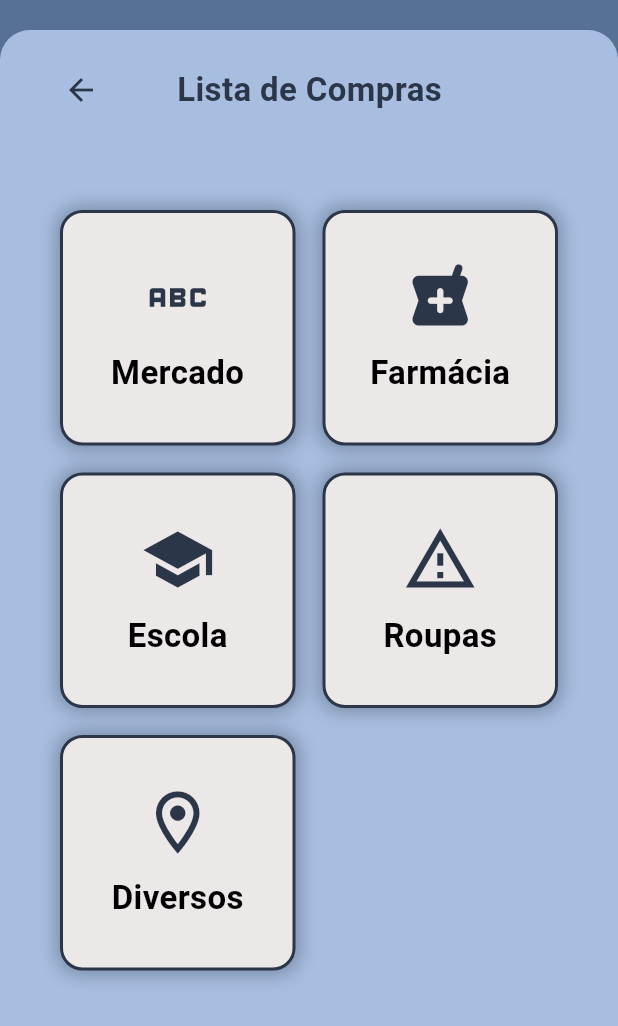
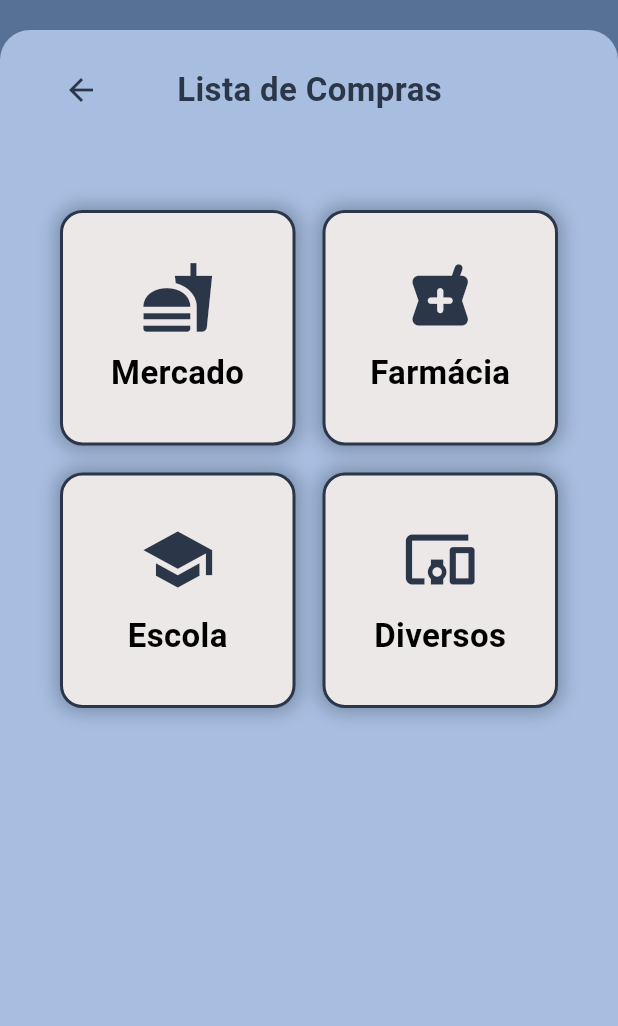
Before and after one commit to NicolasKLange/App-Family-Home, a Flutter app: the ShoppingScreen screen opened by its route, on a phone screen of 412 x 824 dp, the part 210-1236 px from its top. Run offline on Flutter 3.47's test engine with Material 3 defaults, Android fonts, the light colour scheme and no system bars; our stand-ins replace flutter_spinkit.

Commit message:
editando tela de lista

```diff
--- a/lib/main.dart
+++ b/lib/main.dart
@@ -17,7 +17,6 @@ import './services/shopping/supermarket.dart';
 import './services/shopping/others.dart';
 import './services/shopping/pharmacy.dart';
 import './services/shopping/school.dart';
-import './services/shopping/clothes.dart';
 
 void main() async {
   // INICIALIZA OPERAÇÕES ASSÍNCRONAS
@@ -60,7 +59,6 @@ class MyApp extends StatelessWidget {
         '/locationScreen': (context) => const LocationScreen(),
         '/supermarketScreen': (context) => const SupermarketScreen(),
         '/pharmacyScreen': (context) => const PharmacyScreen(),
-        '/clothesScreen': (context) => const ClothesScreen(),
         '/schoolScreen': (context) => const SchoolScreen(),
         '/othersScreen': (context) => const OthersScreen(),
       },
--- a/lib/services/shopping/shopping.dart
+++ b/lib/services/shopping/shopping.dart
@@ -51,16 +51,14 @@ class _ShoppingScreenState extends State<ShoppingScreen> {
                   padding: const EdgeInsets.all(40),
                   childAspectRatio: 1,
                   children: [
-                    _buildDashboardButton(
-                        context, 'Mercado', Icons.abc, '/supermarketScreen'),
+                    _buildDashboardButton(context, 'Mercado', Icons.fastfood,
+                        '/supermarketScreen'),
                     _buildDashboardButton(context, 'Farmácia',
                         Icons.local_pharmacy_rounded, '/pharmacyScreen'),
                     _buildDashboardButton(
                         context, 'Escola', Icons.school, '/schoolScreen'),
-                    _buildDashboardButton(context, 'Roupas',
-                        Icons.report_problem_outlined, '/clothesScreen'),
                     _buildDashboardButton(context, 'Diversos',
-                        Icons.location_on_outlined, '/othersScreen'),
+                        Icons.devices_other_outlined, '/othersScreen'),
                   ],
                 ),
               ),
```
Also changed, not shown: lib/services/shopping/clothes.dart (deleted, +0 -52 lines).
